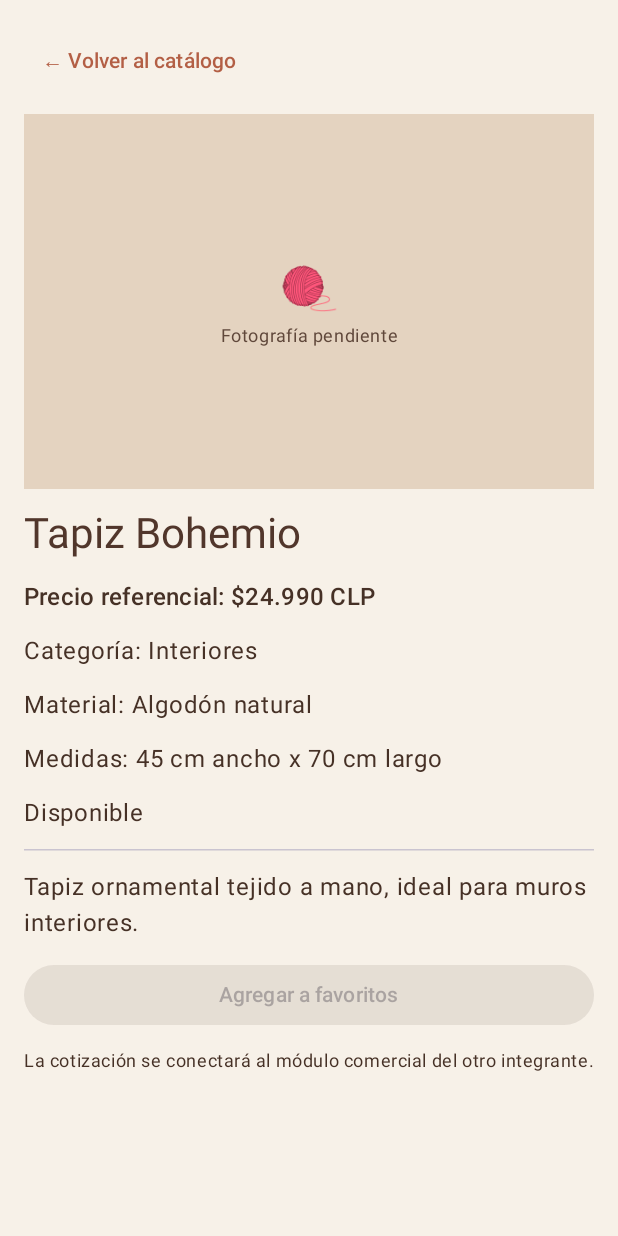
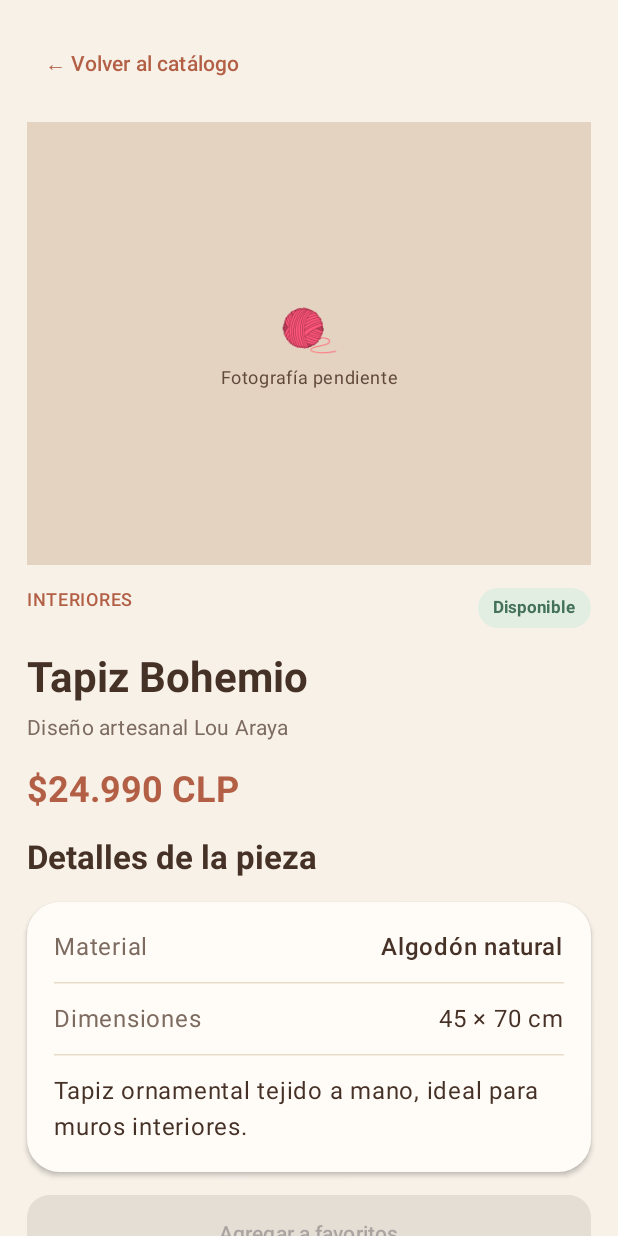
Before and after one commit to pablgonzalezr-cyber/App_LouAraya_grupoGP, an Android app built with Jetpack Compose: the composable DetalleProductoScreen called with sample values from the repository, on a phone screen of 412 x 824 dp. Run offline under Robolectric (Android 15) with nearby library versions, the phone set to English and light mode, and no system bars; our stand-ins replace Room's generated code, window size class.

Commit message:
Corrige diseño de la aplicación en pantallas DetalleProducto y Favoritos

```diff
--- a/app/src/main/java/com/example/applouaraya_grupogp/ui/screens/DetalleProductoScreen.kt
+++ b/app/src/main/java/com/example/applouaraya_grupogp/ui/screens/DetalleProductoScreen.kt
@@ -1,54 +1,54 @@
 package com.example.applouaraya_grupogp.ui.screens
 
-import androidx.compose.foundation.background
 import androidx.compose.foundation.layout.*
 import androidx.compose.foundation.rememberScrollState
 import androidx.compose.foundation.verticalScroll
 import androidx.compose.material3.*
 import androidx.compose.runtime.Composable
 import androidx.compose.ui.Modifier
-import androidx.compose.ui.graphics.Color
+import androidx.compose.ui.text.font.FontWeight
 import androidx.compose.ui.unit.dp
 import com.example.applouaraya_grupogp.model.Producto
+import com.example.applouaraya_grupogp.ui.adaptive.AdaptiveSurface
 import com.example.applouaraya_grupogp.ui.components.ImagenProducto
+import com.example.applouaraya_grupogp.ui.design.*
 import java.text.NumberFormat
 import java.util.Locale
 
 @Composable
-fun DetalleProductoScreen(
-    producto: Producto,
-    esFavorito: Boolean,
-    permitirFavorito: Boolean,
-    onVolver: () -> Unit,
-    onFavorito: () -> Unit
-) {
+fun DetalleProductoScreen(producto: Producto, esFavorito: Boolean, permitirFavorito: Boolean,
+                          onVolver: () -> Unit, onFavorito: () -> Unit) {
     val precio = NumberFormat.getIntegerInstance(Locale("es", "CL"))
-    Column(
-        modifier = Modifier.fillMaxSize()
-            .background(Color(0xFFF7F1E8))
-            .verticalScroll(rememberScrollState())
-            .padding(16.dp),
-        verticalArrangement = Arrangement.spacedBy(12.dp)
-    ) {
-        TextButton(onClick = onVolver) { Text("← Volver al catálogo") }
-        ImagenProducto(producto, Modifier.fillMaxWidth().height(250.dp))
-        Text(producto.nombre, style = MaterialTheme.typography.headlineMedium,
-            color = Color(0xFF51362B))
-        Text("Precio referencial: $${precio.format(producto.precio)} CLP",
-            style = MaterialTheme.typography.titleMedium)
-        Text("Categoría: ${producto.categoria}")
-        Text("Material: ${producto.material}")
-        Text("Medidas: ${producto.anchoCm} cm ancho x ${producto.largoCm} cm largo")
-        Text(if (producto.disponible) "Disponible" else "Fabricación a pedido")
-        HorizontalDivider()
-        Text(producto.descripcion)
-        Button(
-            onClick = onFavorito,
-            enabled = permitirFavorito,
-            modifier = Modifier.fillMaxWidth(),
-            colors = ButtonDefaults.buttonColors(containerColor = Color(0xFFA65E43))
-        ) { Text(if (esFavorito) "Quitar de favoritos" else "Agregar a favoritos") }
-        Text("La cotización se conectará al módulo comercial del otro integrante.",
-            style = MaterialTheme.typography.bodySmall)
+    AdaptiveSurface {
+        Column(Modifier.fillMaxSize().safeDrawingPadding().verticalScroll(rememberScrollState())
+            .padding(18.dp), verticalArrangement = Arrangement.spacedBy(15.dp)) {
+            LouBackButton(onVolver, "← Volver al catálogo")
+            ImagenProducto(producto, Modifier.fillMaxWidth().height(295.dp))
+            Row(Modifier.fillMaxWidth(), horizontalArrangement = Arrangement.SpaceBetween) {
+                LouEyebrow(producto.categoria)
+                LouBadge(if (producto.disponible) "Disponible" else "Fabricación a pedido", producto.disponible)
+            }
+            LouPageHeading(producto.nombre, "Diseño artesanal Lou Araya")
+            Text("$${precio.format(producto.precio)} CLP", style = MaterialTheme.typography.headlineSmall,
+                color = LouColors.Terracota, fontWeight = FontWeight.Bold)
+            LouSectionTitle("Detalles de la pieza")
+            LouPanel(Modifier.fillMaxWidth()) {
+                Row(Modifier.fillMaxWidth(), horizontalArrangement = Arrangement.SpaceBetween) {
+                    Text("Material", color = LouColors.TextoSecundario)
+                    Text(producto.material, color = LouColors.Cafe, fontWeight = FontWeight.SemiBold)
+                }
+                HorizontalDivider(color = LouColors.Arena)
+                Row(Modifier.fillMaxWidth(), horizontalArrangement = Arrangement.SpaceBetween) {
+                    Text("Dimensiones", color = LouColors.TextoSecundario)
+                    Text("${producto.anchoCm} × ${producto.largoCm} cm", color = LouColors.Cafe)
+                }
+                HorizontalDivider(color = LouColors.Arena)
+                Text(producto.descripcion, color = LouColors.Cafe)
+            }
+            LouPrimaryButton(if (esFavorito) "Quitar de favoritos" else "Agregar a favoritos",
+                onFavorito, Modifier.fillMaxWidth(), enabled = permitirFavorito)
+            Text("Los precios son referenciales. Puedes solicitar un diseño personalizado en Cotizaciones.",
+                color = LouColors.TextoSecundario, style = MaterialTheme.typography.bodySmall)
+        }
     }
 }
```
Also changed, not shown: app/src/main/java/com/example/applouaraya_grupogp/ui/screens/FavoritosScreen.kt (+30 -33 lines).
